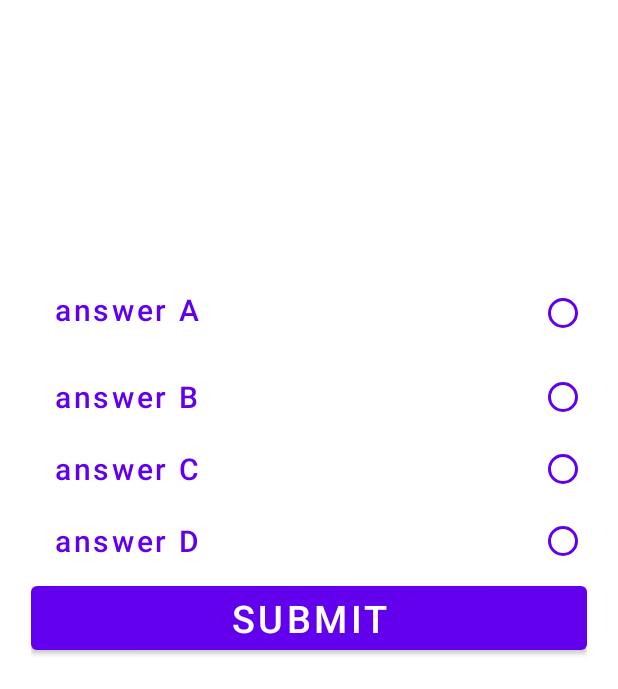
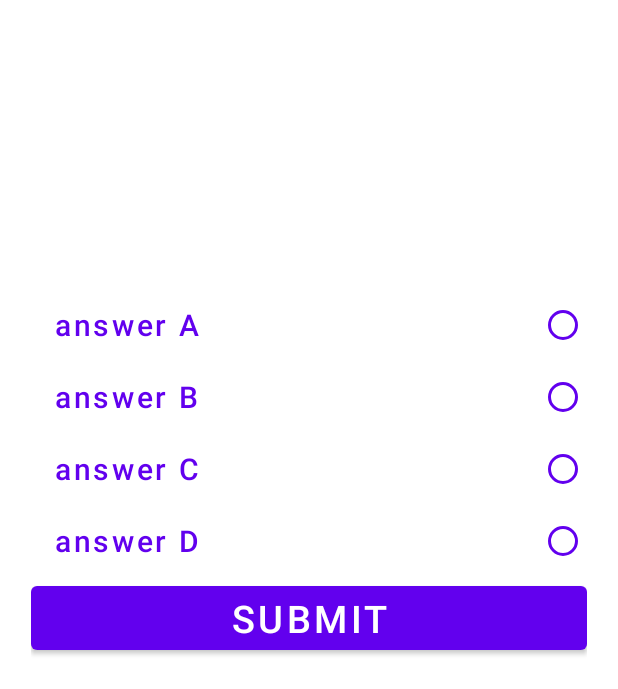
Before and after one commit to moevm/adfmp1h21-interview, an Android app: the layout activity_quiz.xml on its own in the app's theme, with its tools: preview values and no code run, on a phone screen of 412 x 824 dp, the part 547-1236 px from its top. Run offline under Robolectric (Android 15) with nearby library versions, the phone set to English and light mode, and no system bars.

Commit message:
fixed #3 and code format

```diff
--- a/app/src/main/java/com/pjs/itinterviewtrainer/data/QuizRepository.kt
+++ b/app/src/main/java/com/pjs/itinterviewtrainer/data/QuizRepository.kt
@@ -24,7 +24,7 @@ object QuizRepository {
         return Quiz(
                 0,
                 "Basics",
-            categories,
+                 categories,
                 levelsList[0],
                 questionsList
                         .filter { q -> categories.map{it.name}.contains(q.category) && q.difficulty == levelsList[0].difficulty }
--- a/app/src/main/res/layout/activity_quiz.xml
+++ b/app/src/main/res/layout/activity_quiz.xml
@@ -92,19 +92,19 @@
             <RadioButton
                 android:id="@+id/answer_a"
                 android:layoutDirection="rtl"
-                android:gravity="start"
-                android:textAlignment="textStart"
+                android:gravity="center_vertical|left"
+                android:textAlignment="gravity"
                 style="@style/QuizDefaultRadioButton"
                 android:layout_width="match_parent"
                 android:layout_height="wrap_content"
                 android:text="answer A"
-                />
+                tools:ignore="RtlHardcoded" />
 
             <RadioButton
                 android:id="@+id/answer_b"
                 android:layoutDirection="rtl"
-                android:textAlignment="textStart"
-                android:layout_gravity="start"
+                android:gravity="center_vertical|left"
+                android:textAlignment="gravity"
                 style="@style/QuizDefaultRadioButton"
                 android:layout_width="match_parent"
                 android:layout_height="wrap_content"
@@ -113,8 +113,8 @@
             <RadioButton
                 android:id="@+id/answer_c"
                 android:layoutDirection="rtl"
-                android:textAlignment="textStart"
-                android:layout_gravity="start"
+                android:gravity="center_vertical|left"
+                android:textAlignment="gravity"
                 style="@style/QuizDefaultRadioButton"
                 android:layout_width="match_parent"
                 android:layout_height="wrap_content"
@@ -124,8 +124,8 @@
             <RadioButton
                 android:id="@+id/answer_d"
                 android:layoutDirection="rtl"
-                android:textAlignment="textStart"
-                android:layout_gravity="start"
+                android:gravity="center_vertical|left"
+                android:textAlignment="gravity"
                 style="@style/QuizDefaultRadioButton"
                 android:layout_width="match_parent"
                 android:layout_height="wrap_content"
```
